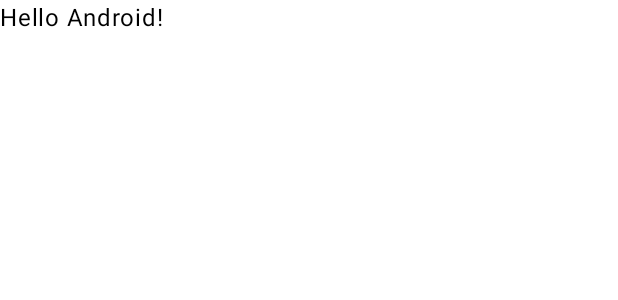
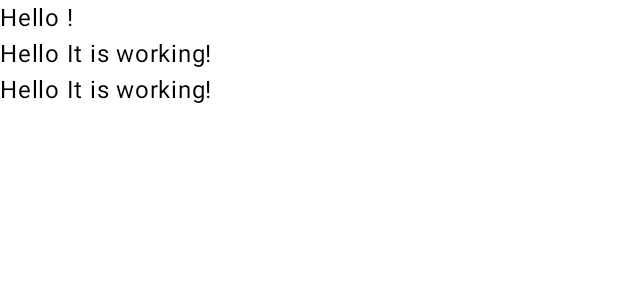
Before and after one commit to DUMA042/project_Dealio, an Android app built with Jetpack Compose: the @Preview function GreetingPreview, on a phone screen of 412 x 824 dp. Shown: the top 300 px of the screen. Run offline under Robolectric (Android 15) with nearby library versions, the phone set to English and light mode, and no system bars.

Commit message:
This is for the the Network setup added builedconfig

```diff
--- a/app/build.gradle.kts
+++ b/app/build.gradle.kts
@@ -1,6 +1,8 @@
 plugins {
     alias(libs.plugins.android.application)
     alias(libs.plugins.jetbrains.kotlin.android)
+    alias(libs.plugins.secrets.gradle.plugin)
+
 }
 
 android {
--- a/app/src/main/java/com/example/dealio/MainActivity.kt
+++ b/app/src/main/java/com/example/dealio/MainActivity.kt
@@ -4,6 +4,7 @@ import android.os.Bundle
 import androidx.activity.ComponentActivity
 import androidx.activity.compose.setContent
 import androidx.activity.enableEdgeToEdge
+import androidx.compose.foundation.layout.Column
 import androidx.compose.foundation.layout.fillMaxSize
 import androidx.compose.foundation.layout.padding
 import androidx.compose.material3.Scaffold
@@ -35,10 +36,24 @@ class MainActivity : ComponentActivity() {
 @Composable
 fun Greeting(name: String, modifier: Modifier = Modifier) {
     val myConstant = BuildConfig.Namet;
-    Text(
-        text = "Hello $name!",
-        modifier = modifier
-    )
+
+    Column{
+        Text(
+            text = "Hello ${BuildConfig.BARCODEAPI}!",
+            modifier = modifier
+        )
+
+        Text(
+            text = "Hello $myConstant!",
+            modifier = modifier
+        )
+
+        Text(
+            text = "Hello $myConstant!",
+            modifier = modifier
+        )
+    }
+
 }
 
 @Preview(showBackground = true)
@@ -47,4 +62,6 @@ fun GreetingPreview() {
     DealioTheme {
         Greeting("Android")
     }
+
+
 }
```
Also changed, not shown: gradle/libs.versions.toml (+7 -4 lines).
